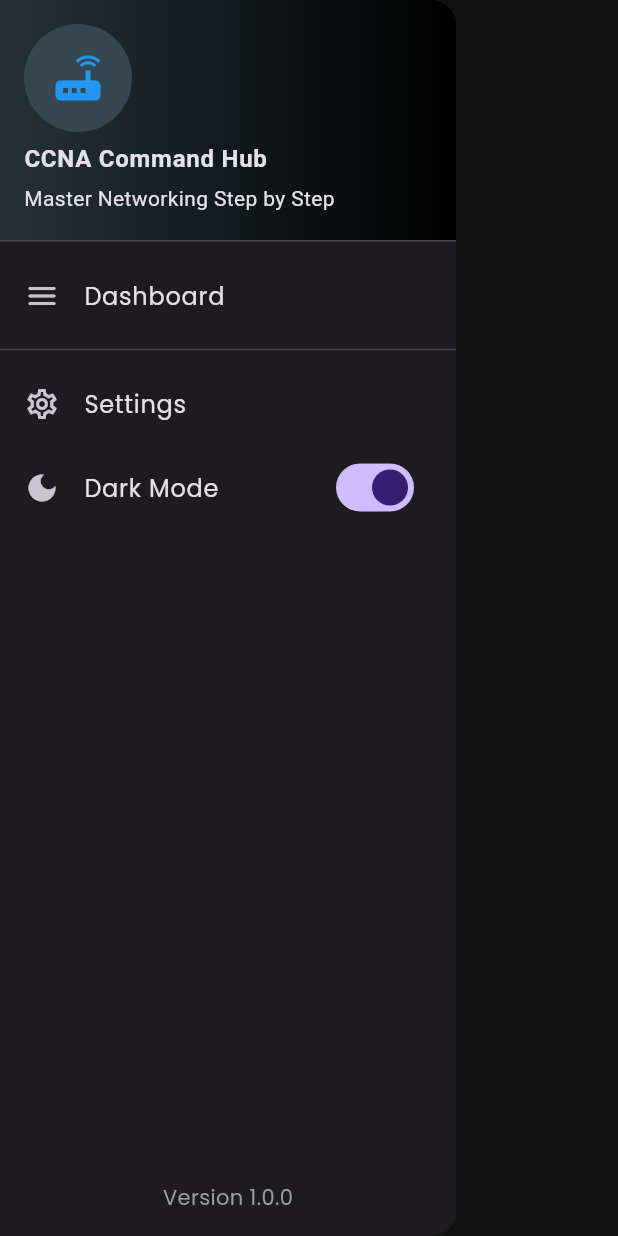
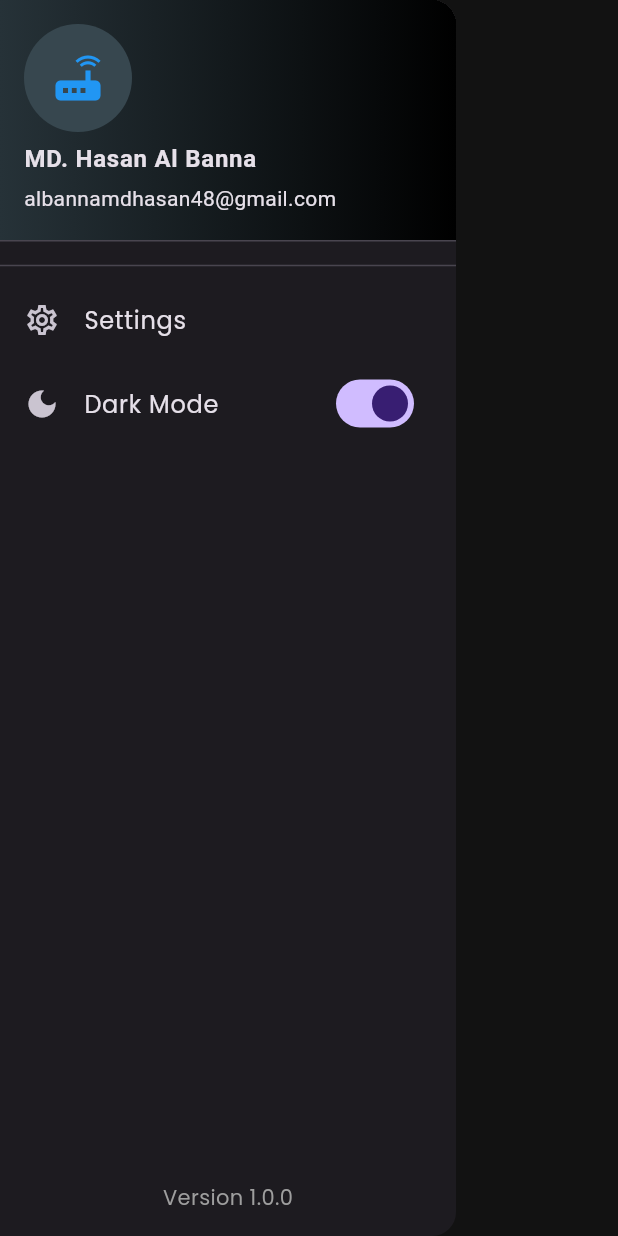
Before and after one commit to HASANALBANNA2024/ccna_command_hub, a Flutter app: the MainDrawer widget shown alone on an empty page, opened directly, after a tap on "Dark Mode", on a phone screen of 412 x 824 dp. Run offline on Flutter 3.47's test engine with Material 3 defaults, Android fonts, the phone set to English and light mode, and no system bars; our stand-ins replace google_fonts, share_plus, shared_preferences; accounts and stored records are empty.

Commit message:
ui 90% completed

```diff
--- a/lib/screens/dashboard_screen.dart
+++ b/lib/screens/dashboard_screen.dart
@@ -1,4 +1,5 @@
 import 'dart:convert';
+import 'package:ccna_command_hub/widgets/main_drawer.dart';
 import 'package:flutter/material.dart';
 import 'package:flutter/services.dart';
 import 'package:ccna_command_hub/screens/home_screen.dart';
@@ -87,6 +88,9 @@ class _DashboardScreenState extends State<DashboardScreen> {
 
     return Scaffold(
       backgroundColor: isDark ? const Color(0xFF0F172A) : const Color(0xFFF1F5F9),
+
+      endDrawer: const MainDrawer(),
+
       body: SafeArea(
         child: isLoading
             ? const Center(child: CircularProgressIndicator())
@@ -113,11 +117,25 @@ class _DashboardScreenState extends State<DashboardScreen> {
                       const Text("Track your CCNA journey", style: TextStyle(fontSize: 11.5, color: Colors.grey)),
                     ],
                   ),
-                  const CircleAvatar(
-                    radius: 19, // ১৮ থেকে ১৯ করা হয়েছে
-                    backgroundColor: Colors.blueAccent,
-                    child: Icon(Icons.person, color: Colors.white, size: 19),
-                  ),
+                  // const CircleAvatar(
+                  //   radius: 19, // ১৮ থেকে ১৯ করা হয়েছে
+                  //   backgroundColor: Colors.blueAccent,
+                  //   child: Icon(Icons.person, color: Colors.white, size: 19),
+                  // ),
+
+                  // drawer call
+                  Builder(
+                      builder: (context) => GestureDetector(
+                        onTap: (){
+                          Scaffold.of(context).openEndDrawer();
+                        },
+                        child: const CircleAvatar(
+                          radius: 19,
+                          backgroundColor: Colors.blueAccent,
+                          child: Icon(Icons.person, color: Colors.white, size: 19),
+                        ),
+                      )
+                  )
                 ],
               ),
 
--- a/lib/widgets/main_drawer.dart
+++ b/lib/widgets/main_drawer.dart
@@ -39,28 +39,10 @@ class _MainDrawerState extends State<MainDrawer>
             ),
 
             // in future user control for database get information
-            accountName: const Text("CCNA Command Hub", style: TextStyle(fontWeight: FontWeight.bold)),
-            accountEmail: const Text("Master Networking Step by Step"),
+            accountName: const Text("MD. Hasan Al Banna", style: TextStyle(fontWeight: FontWeight.bold)),
+            accountEmail: const Text("albannamdhasan48@gmail.com"),
           ),
 
-          ListTile(
-            leading: const Icon(Icons.menu_rounded),
-            title: const Text("Dashboard"),
-            onTap: (){
-              Navigator.pop(context);
-              Navigator.push(context, MaterialPageRoute(builder:
-              (_)=> DashboardScreen()));
-            },
-          ),
-          // ListTile(
-          //   leading: const Icon(Icons.bookmark),
-          //   title: Text("Bookmark"),
-          //   onTap: (){
-          //     Navigator.pop(context);
-          //
-          //     Navigator.push(context, MaterialPageRoute(builder: (_)=> BookmarkScreen(bookmarkedItems: [],)));
-          //   },
-          // ),
           const Divider(),
           ListTile(
             leading: const Icon(Icons.settings_outlined),
```
Also changed, not shown: lib/screens/home_screen.dart (+11 -18 lines).
